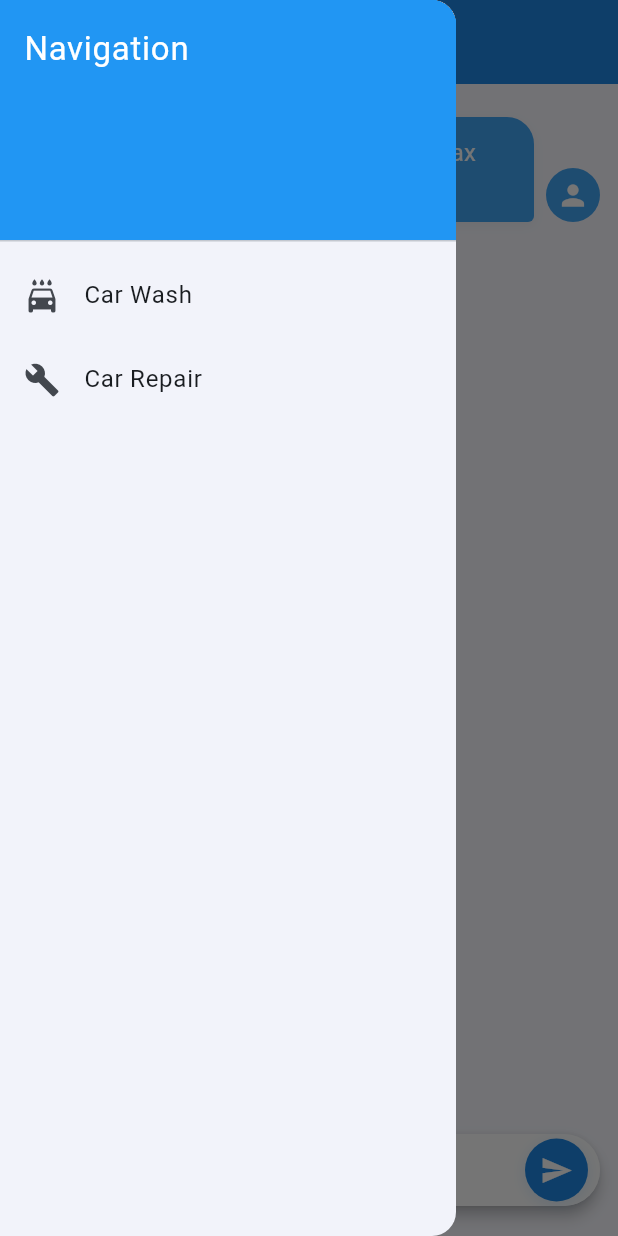
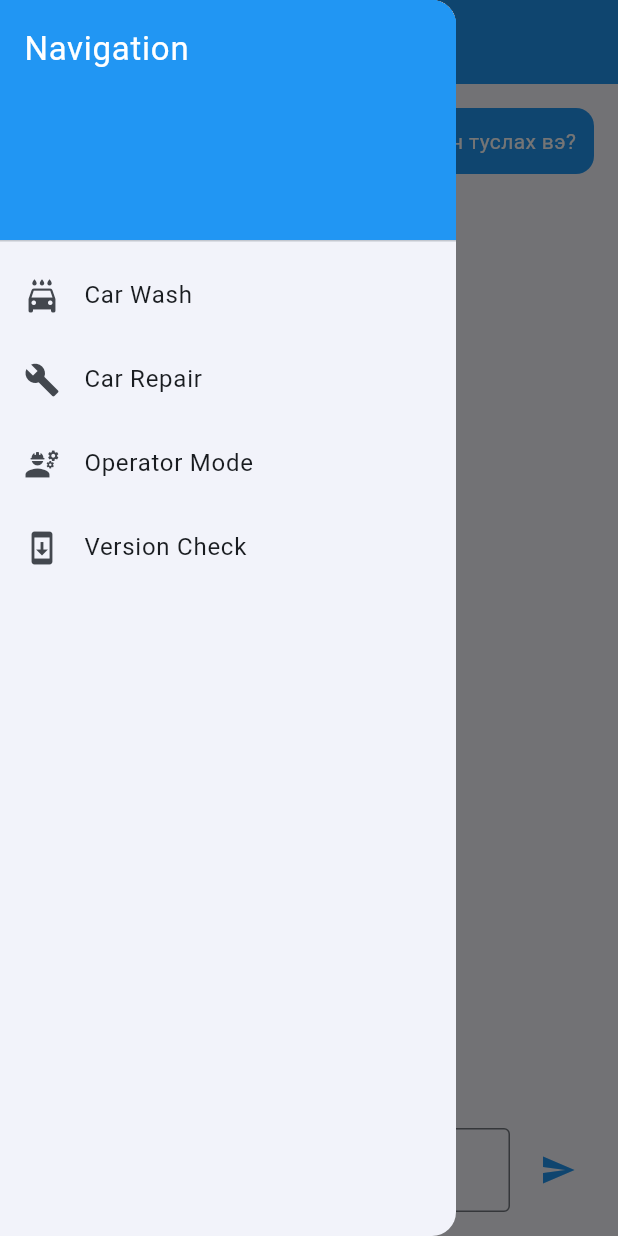
Before and after one commit to oganaa2472/wash_service, a Flutter app: the _AssistantView screen opened directly, with the side drawer open, on a phone screen of 412 x 824 dp. Run offline on Flutter 3.47's test engine with Material 3 defaults, Android fonts, the light colour scheme and no system bars; our stand-ins replace dartz, equatable, flutter_bloc, get_it, go_router, graphql_flutter and 2 more; accounts and stored records are empty; network calls fail.

Commit message:
Add GoRouter configuration for Clean Architecture with platform detection and version update integration

```diff
--- /dev/null
+++ b/lib/core/router/app_router.dart
@@ -0,0 +1,141 @@
+import 'package:flutter/material.dart';
+import 'package:go_router/go_router.dart';
+import '../../presentation/pages/splash_screen.dart';
+import '../../presentation/pages/auth/login_page.dart';
+import '../../presentation/pages/auth/otp_verification_page.dart';
+import '../../presentation/pages/home/home_page.dart';
+import '../../presentation/pages/home/assistant_page.dart';
+import '../../presentation/pages/home/add_company_page.dart';
+import '../../presentation/pages/home/edit_company_page.dart';
+import '../../presentation/pages/home/wash_service_page.dart';
+import '../../presentation/pages/version_check_page.dart';
+import '../../domain/entities/company.dart';
+
+class AppRouter {
+  static const String splash = '/';
+  static const String login = '/login';
+  static const String otpVerification = '/otp-verification';
+  static const String assistant = '/assistant';
+  static const String home = '/home';
+  static const String addCompany = '/add-company';
+  static const String editCompany = '/edit-company';
+  static const String washService = '/wash-service';
+  static const String versionCheck = '/version-check';
+
+  static GoRouter get router => GoRouter(
+    initialLocation: splash,
+    routes: [
+      // Splash Screen
+      GoRoute(
+        path: splash,
+        name: 'splash',
+        builder: (context, state) => const SplashScreen(),
+      ),
+
+      // Authentication Routes
+      GoRoute(
+        path: login,
+        name: 'login',
+        builder: (context, state) => const LoginPage(),
+      ),
+
+      GoRoute(
+        path: otpVerification,
+        name: 'otp-verification',
+        builder: (context, state) {
+          final params = state.extra as Map<String, dynamic>?;
+          return OtpVerificationPage(
+            contact: params?['contact'] ?? '',
+            isPhone: params?['isPhone'] ?? false,
+          );
+        },
+      ),
+
+      // Main App Routes
+      GoRoute(
+        path: assistant,
+        name: 'assistant',
+        builder: (context, state) => const AssistantPage(),
+      ),
+
+      GoRoute(
+        path: home,
+        name: 'home',
+        builder: (context, state) {
+          final userType = state.extra as Map<String, dynamic>?;
+          return HomePage(
+            userType: userType?['userType'] ?? UserType.customer,
+          );
+        },
+      ),
+
+      GoRoute(
+        path: addCompany,
+        name: 'add-company',
+        builder: (context, state) => const AddCompanyPage(),
+      ),
+
+      GoRoute(
+        path: editCompany,
+        name: 'edit-company',
+        builder: (context, state) {
+          final company = state.extra as Map<String, dynamic>?;
+          return EditCompanyPage(
+            company: company?['company'] ?? Company(
+              id: '',
+              name: '',
+              address: '',
+              logo: '',
+              point: '',
+              category: null,
+            ),
+          );
+        },
+      ),
+
+      GoRoute(
+        path: washService,
+        name: 'wash-service',
+        builder: (context, state) => const WashServicePage(),
+      ),
+
+      // Version Check Route
+      GoRoute(
+        path: versionCheck,
+        name: 'version-check',
+        builder: (context, state) => const VersionCheckPage(),
+      ),
+    ],
+
+    // Error handling
+    errorBuilder: (context, state) => Scaffold(
+      body: Center(
+        child: Column(
+          mainAxisAlignment: MainAxisAlignment.center,
+          children: [
+            const Icon(
+              Icons.error_outline,
+              size: 64,
+              color: Colors.red,
+            ),
+            const SizedBox(height: 16),
+            Text(
+              'Page not found',
+              style: Theme.of(context).textTheme.headlineSmall,
+            ),
+            const SizedBox(height: 8),
+            Text(
+              'The page you are looking for does not exist.',
+              style: Theme.of(context).textTheme.bodyMedium,
+            ),
+            const SizedBox(height: 16),
+            ElevatedButton(
+              onPressed: () => context.go('/'),
+              child: const Text('Go Home'),
+            ),
+          ],
+        ),
+      ),
+    ),
+  );
+}
--- a/lib/presentation/pages/home/assistant_page.dart
+++ b/lib/presentation/pages/home/assistant_page.dart
@@ -2,6 +2,7 @@ import 'dart:convert';
 import 'package:flutter/material.dart';
 import 'package:http/http.dart' as http;
 import 'package:flutter_bloc/flutter_bloc.dart';
+import 'package:go_router/go_router.dart';
 import '../../bloc/assistant/assistant_bloc.dart';
 import '../../bloc/assistant/assistant_event.dart';
 import '../../bloc/assistant/assistant_state.dart';
@@ -11,12 +12,10 @@ class AssistantPage extends StatelessWidget {
   const AssistantPage({Key? key}) : super(key: key);
 
   void _navigateToHome(BuildContext context, int tabIndex) {
-    Navigator.of(context).pushReplacement(
-      MaterialPageRoute(
-        builder: (_) => HomePage(userType: UserType.customer),
-        settings: RouteSettings(arguments: tabIndex),
-      ),
-    );
+    context.go('/home', extra: {
+      'userType': UserType.customer,
+      'tabIndex': tabIndex,
+    });
   }
 
   @override
@@ -84,12 +83,10 @@ class _AssistantViewState extends State<_AssistantView> {
               title: const Text('Car Wash'),
               onTap: () {
                 Navigator.of(context).pop();
-                Navigator.of(context).pushReplacement(
-                  MaterialPageRoute(
-                    builder: (_) => HomePage(userType: UserType.customer),
-                    settings: const RouteSettings(arguments: 0),
-                  ),
-                );
+                context.go('/home', extra: {
+                  'userType': UserType.customer,
+                  'tabIndex': 0,
+                });
               },
             ),
             ListTile(
@@ -97,200 +94,99 @@ class _AssistantViewState extends State<_AssistantView> {
               title: const Text('Car Repair'),
               onTap: () {
                 Navigator.of(context).pop();
-                Navigator.of(context).pushReplacement(
-                  MaterialPageRoute(
-                    builder: (_) => HomePage(userType: UserType.operator),
-                    settings: const RouteSettings(arguments: 1),
+                context.go('/home', extra: {
+                  'userType': UserType.customer,
+                  'tabIndex': 1,
+                });
+              },
             ),
-                );
+            ListTile(
+              leading: const Icon(Icons.engineering),
+              title: const Text('Operator Mode'),
+              onTap: () {
+                Navigator.of(context).pop();
+                context.go('/home', extra: {
+                  'userType': UserType.operator,
+                  'tabIndex': 0,
+                });
+              },
+            ),
+            ListTile(
+              leading: const Icon(Icons.system_update),
+              title: const Text('Version Check'),
+              onTap: () {
+                Navigator.of(context).pop();
+                context.go('/version-check');
               },
             ),
           ],
         ),
       ),
       appBar: AppBar(
-        title: const Text('Онлайн туслах'),
-        backgroundColor: Colors.blue.shade600,
-        elevation: 0,
+        title: const Text('AI Assistant'),
+        backgroundColor: Colors.blue,
+        foregroundColor: Colors.white,
       ),
-      body: BlocConsumer<AssistantBloc, AssistantState>(
-        listener: (context, state) {
-          _scrollToBottom();
-        },
-        builder: (context, state) {
-          return Column(
+      body: Column(
         children: [
           Expanded(
-                child: ListView.builder(
+            child: BlocBuilder<AssistantBloc, AssistantState>(
+              builder: (context, state) {
+                return ListView.builder(
                   controller: _scrollController,
-                  padding: const EdgeInsets.symmetric(horizontal: 12, vertical: 16),
+                  padding: const EdgeInsets.all(16),
                   itemCount: state.messages.length,
                   itemBuilder: (context, index) {
                     final message = state.messages[index];
                     final isUser = message.isUser;
-                    return Padding(
-                      padding: const EdgeInsets.symmetric(vertical: 6),
-                      child: Row(
-                        mainAxisAlignment:
-                            isUser ? MainAxisAlignment.end : MainAxisAlignment.start,
-                        crossAxisAlignment: CrossAxisAlignment.end,
-                        children: [
-                          if (!isUser)
-                            CircleAvatar(
-                              backgroundColor: Colors.blue.shade100,
-                              child: const Icon(Icons.smart_toy, color: Colors.blue, size: 22),
-                              radius: 18,
-                            ),
-                          if (!isUser) const SizedBox(width: 8),
-                          Flexible(
+
+                    return Align(
+                      alignment: isUser ? Alignment.centerRight : Alignment.centerLeft,
                       child: Container(
-                              padding: const EdgeInsets.symmetric(horizontal: 16, vertical: 12),
+                        margin: const EdgeInsets.only(bottom: 8),
+                        padding: const EdgeInsets.all(12),
                         decoration: BoxDecoration(
-                                color: isUser ? Colors.blue.shade400 : Colors.white,
-                                borderRadius: BorderRadius.only(
-                                  topLeft: const Radius.circular(18),
-                                  topRight: const Radius.circular(18),
-                                  bottomLeft: Radius.circular(isUser ? 18 : 4),
-                                  bottomRight: Radius.circular(isUser ? 4 : 18),
-                                ),
-                                boxShadow: [
-                                  BoxShadow(
-                                    color: Colors.black.withOpacity(0.04),
-                                    blurRadius: 6,
-                                    offset: const Offset(0, 2),
-                                  ),
-                                ],
+                          color: isUser ? Colors.blue : Colors.grey[200],
+                          borderRadius: BorderRadius.circular(12),
                         ),
                         child: Text(
                           message.text,
                           style: TextStyle(
-                                  color: isUser ? Colors.white : Colors.black87,
-                                  fontSize: 16,
+                            color: isUser ? Colors.white : Colors.black,
                           ),
                         ),
                       ),
+                    );
+                  },
+                );
+              },
             ),
-                          if (isUser) const SizedBox(width: 8),
-                          if (isUser)
-                            CircleAvatar(
-                              backgroundColor: Colors.blue.shade400,
-                              child: const Icon(Icons.person, color: Colors.white, size: 22),
-                              radius: 18,
+          ),
+          Container(
+            padding: const EdgeInsets.all(16),
+            child: Row(
+              children: [
+                Expanded(
+                  child: TextField(
+                    controller: _controller,
+                    decoration: const InputDecoration(
+                      hintText: 'Type your message...',
+                      border: OutlineInputBorder(),
+                    ),
+                    onSubmitted: (_) => _sendMessage(context),
+                  ),
+                ),
+                const SizedBox(width: 8),
+                IconButton(
+                  onPressed: () => _sendMessage(context),
+                  icon: const Icon(Icons.send),
+                  color: Colors.blue,
+                ),
+              ],
+            ),
           ),
         ],
       ),
     );
-                  },
-                ),
-              ),
-              if (state.isLoading)
-                Padding(
-                  padding: const EdgeInsets.symmetric(vertical: 8.0),
-                  child: Row(
-                    mainAxisAlignment: MainAxisAlignment.start,
-                    children: [
-                      const SizedBox(width: 10),
-                      CircleAvatar(
-                        backgroundColor: Colors.blue.shade100,
-                        child: const Icon(Icons.smart_toy, color: Colors.blue, size: 22),
-                        radius: 18,
-                      ),
-                      const SizedBox(width: 8),
-                      Container(
-                        padding: const EdgeInsets.symmetric(horizontal: 16, vertical: 12),
-                        decoration: BoxDecoration(
-                          color: Colors.white,
-                          borderRadius: BorderRadius.circular(18),
-                          boxShadow: [
-                            BoxShadow(
-                              color: Colors.black.withOpacity(0.04),
-                              blurRadius: 6,
-                              offset: const Offset(0, 2),
-                            ),
-                          ],
-                        ),
-                        child: const SizedBox(
-                          width: 24,
-                          height: 24,
-                          child: CircularProgressIndicator(strokeWidth: 2),
-                        ),
-                      ),
-                    ],
-                  ),
-                ),
-              Padding(
-                padding: const EdgeInsets.fromLTRB(12, 8, 12, 20),
-                child: Material(
-                  elevation: 4,
-                  borderRadius: BorderRadius.circular(24),
-                  child: Container(
-                    decoration: BoxDecoration(
-                      color: Colors.white,
-                      borderRadius: BorderRadius.circular(24),
-                      boxShadow: [
-                        BoxShadow(
-                          color: Colors.black.withOpacity(0.03),
-                          blurRadius: 8,
-                          offset: const Offset(0, 2),
-                        ),
-                      ],
-                    ),
-                    child: Row(
-                      children: [
-                        Expanded(
-                          child: Padding(
-                            padding: const EdgeInsets.symmetric(horizontal: 16),
-                            child: TextField(
-                              controller: _controller,
-                              decoration: const InputDecoration(
-                                hintText: 'Мессеж бичих...',
-                                border: InputBorder.none,
-                              ),
-                              minLines: 1,
-                              maxLines: 4,
-                              onSubmitted: (_) => _sendMessage(context),
-                            ),
-                          ),
-                        ),
-                        Padding(
-                          padding: const EdgeInsets.only(right: 8.0),
-                          child: GestureDetector(
-                            onTap: state.isLoading ? null : () => _sendMessage(context),
-                            child: AnimatedContainer(
-                              duration: const Duration(milliseconds: 200),
-                              padding: const EdgeInsets.all(10),
-                              decoration: BoxDecoration(
-                                color: state.isLoading ? Colors.grey : Colors.blue.shade600,
-                                shape: BoxShape.circle,
-                                boxShadow: [
-                                  BoxShadow(
-                                    color: Colors.blue.withOpacity(0.15),
-                                    blurRadius: 8,
-                                    offset: const Offset(0, 2),
-                                  ),
-                                ],
-                              ),
-                              child: const Icon(Icons.send, color: Colors.white, size: 22),
-                            ),
-                          ),
-                        ),
-                      ],
-                    ),
-                  ),
-                ),
-              ),
-              if (state.error != null)
-                Padding(
-                  padding: const EdgeInsets.all(8.0),
-                  child: Text(
-                    state.error!,
-                    style: const TextStyle(color: Colors.red),
-                  ),
-                ),
-            ],
-          );
-        },
-      ),
-    );
   }
 }
--- a/lib/presentation/pages/home/home_page.dart
+++ b/lib/presentation/pages/home/home_page.dart
@@ -1,5 +1,6 @@
 import 'package:flutter/material.dart';
 import 'package:flutter_bloc/flutter_bloc.dart';
+import 'package:go_router/go_router.dart';
 import 'package:graphql_flutter/graphql_flutter.dart';
 import '../../../core/constants/app_constants.dart';
 import '../../bloc/auth/auth_bloc.dart';
@@ -125,9 +126,7 @@ class _HomePageState extends State<HomePage> {
               child: IconButton(
                 icon: const Icon(Icons.arrow_back, color: Colors.white),
                 onPressed: () {
-                  Navigator.of(context).pushReplacement(
-                    MaterialPageRoute(builder: (_) => const AssistantPage()),
-                  );
+                  context.go('/assistant');
                 },
               ),
             ),
--- a/pubspec.yaml
+++ b/pubspec.yaml
@@ -54,6 +54,8 @@ dependencies:
   package_info_plus: ^4.2.0
   # URL launcher
   url_launcher: ^6.2.4
+  # Router
+  go_router: ^13.2.0
 
 dev_dependencies:
   flutter_test:
```
Also changed, not shown: lib/main.dart (+3 -4 lines), lib/presentation/pages/splash_screen.dart (+3 -8 lines), pubspec.lock. Lines whose indentation alone changed are shown as unchanged.
